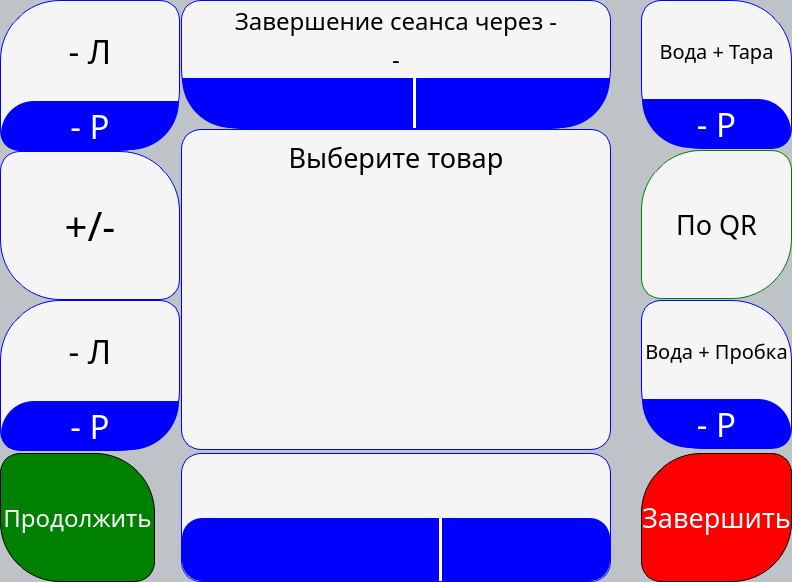
The window that services/gui/resources/ui_interface/buy_window.ui (dmitriymikryukov/vodobox-pro) describes before a commit, drawn with Qt 5.
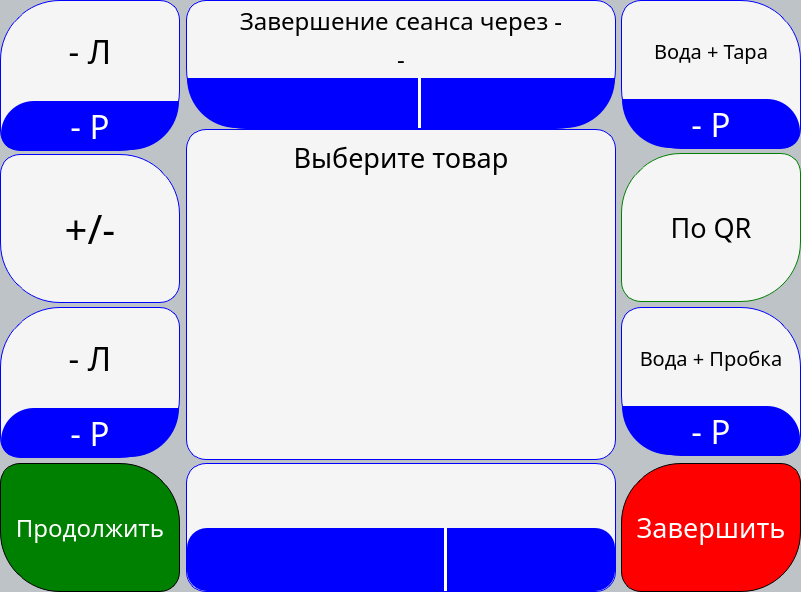
The same window after the commit. The open tabs and pages were chosen to show the change. Icons and pictures are not drawn.

Commit message: testing buy window

Diff of the .ui file:
```diff
--- a/services/gui/resources/ui_interface/buy_window.ui
+++ b/services/gui/resources/ui_interface/buy_window.ui
@@ -6,8 +6,8 @@
    <rect>
     <x>0</x>
     <y>0</y>
-    <width>792</width>
-    <height>582</height>
+    <width>801</width>
+    <height>592</height>
    </rect>
   </property>
   <property name="maximumSize">
@@ -512,6 +512,12 @@
                     <verstretch>0</verstretch>
                    </sizepolicy>
                   </property>
+                  <property name="minimumSize">
+                   <size>
+                    <width>180</width>
+                    <height>0</height>
+                   </size>
+                  </property>
                   <property name="maximumSize">
                    <size>
                     <width>200</width>
@@ -972,6 +978,12 @@
                 <verstretch>0</verstretch>
                </sizepolicy>
               </property>
+              <property name="minimumSize">
+               <size>
+                <width>180</width>
+                <height>0</height>
+               </size>
+              </property>
               <property name="styleSheet">
                <string notr="true">background-color: transparent;</string>
               </property>
@@ -1003,6 +1015,12 @@
                     <verstretch>0</verstretch>
                    </sizepolicy>
                   </property>
+                  <property name="minimumSize">
+                   <size>
+                    <width>180</width>
+                    <height>0</height>
+                   </size>
+                  </property>
                   <property name="maximumSize">
                    <size>
                     <width>200</width>
@@ -3996,7 +4014,7 @@
           <widget class="QFrame" name="frame_5">
            <property name="minimumSize">
             <size>
-             <width>10</width>
+             <width>180</width>
              <height>0</height>
             </size>
            </property>
```
Left out of the diff: 26 changed lines with no effect on the pictures. The commit also changes 1 other file.
